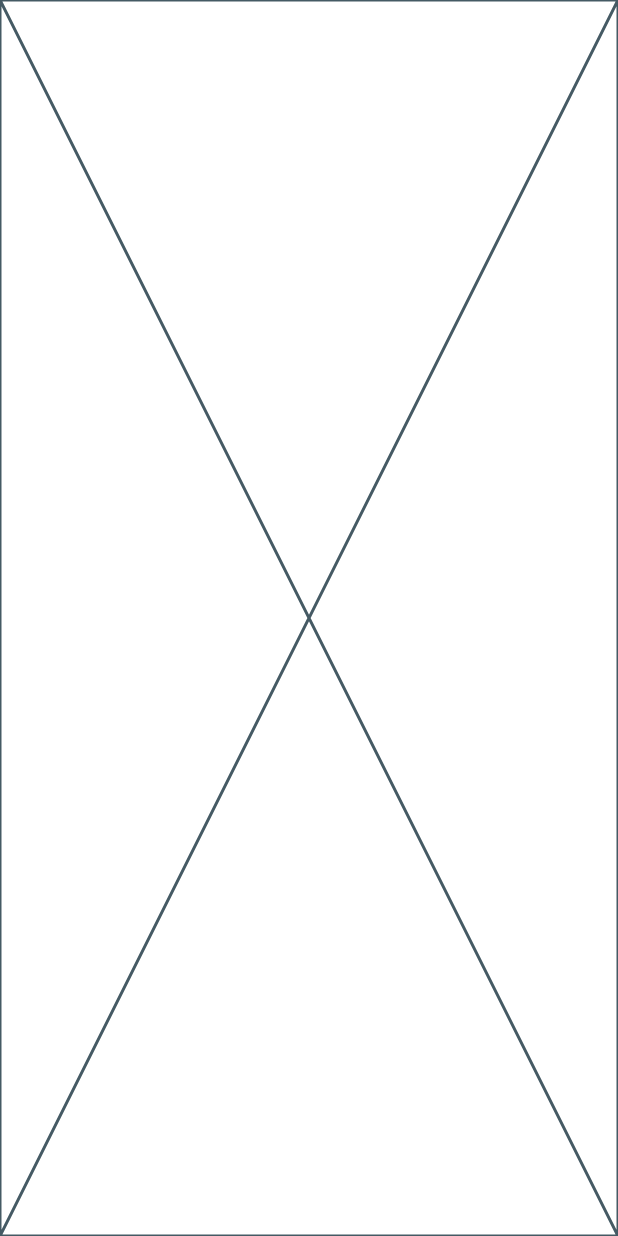
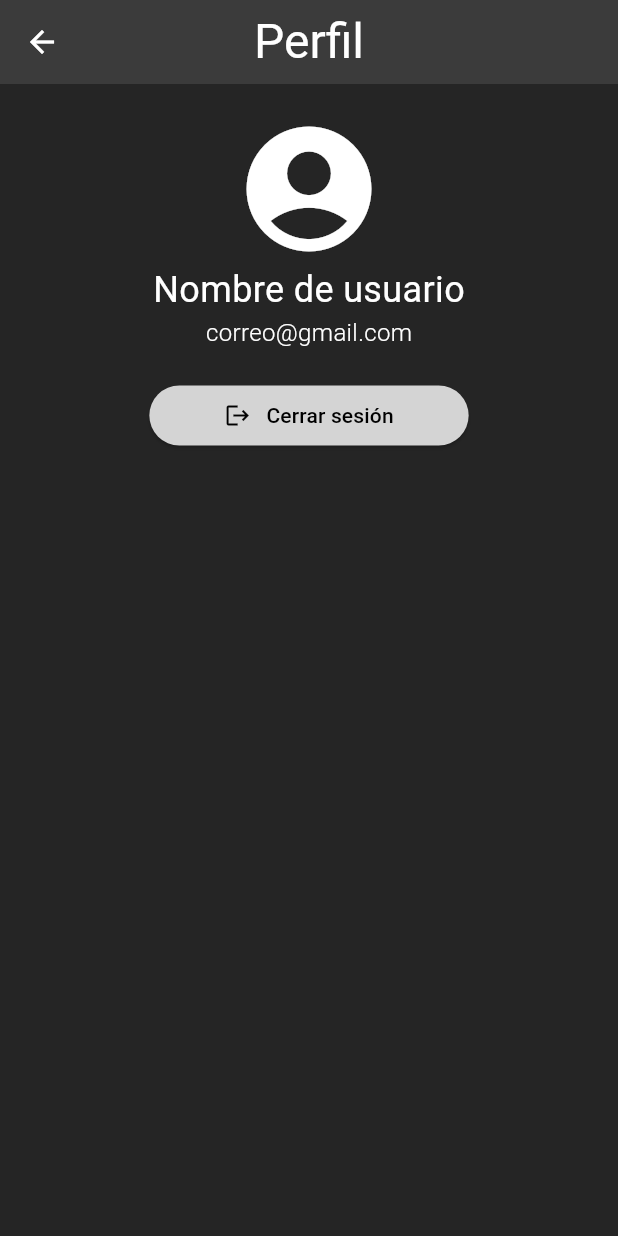
Before and after one commit to DeanHdz/Notepad, a Flutter app: the screen it shows after launch, after a tap on the "person" icon, on a phone screen of 412 x 824 dp. Run offline on Flutter 3.47's test engine with Material 3 defaults, Android fonts, the phone set to English and light mode, and no system bars.

Commit message:
Organización de archivos e implementación de vista profile

```diff
--- a/lib/profile.dart
+++ /dev/null
@@ -1,15 +0,0 @@
-import 'package:flutter/material.dart';
-
-class Profile extends StatefulWidget {
-  const Profile({super.key});
-
-  @override
-  State<Profile> createState() => _ProfileState();
-}
-
-class _ProfileState extends State<Profile> {
-  @override
-  Widget build(BuildContext context) {
-    return const Placeholder();
-  }
-}
--- /dev/null
+++ b/lib/screens/profile.dart
@@ -0,0 +1,84 @@
+import 'package:flutter/material.dart';
+
+class Profile extends StatefulWidget {
+  const Profile({super.key});
+
+  @override
+  State<Profile> createState() => _ProfileState();
+}
+
+class _ProfileState extends State<Profile> {
+  @override
+  Widget build(BuildContext context) {
+    return Scaffold(
+      appBar: AppBar(
+        backgroundColor: const Color(0xFF3B3B3B),
+        iconTheme: const IconThemeData(color: Colors.white),
+        centerTitle: true,
+        title: const Text('Perfil',
+            style: TextStyle(color: Colors.white, fontSize: 32)),
+      ),
+      backgroundColor: const Color(0xFF252525),
+      body: Padding(
+        padding: const EdgeInsets.symmetric(vertical: 20, horizontal: 16),
+        child: Center(
+          child: Column(
+            mainAxisAlignment: MainAxisAlignment.start,
+            children: <Widget>[
+              const Icon(Icons.account_circle, color: Colors.white, size: 100),
+              const Text(
+                'Nombre de usuario',
+                style: TextStyle(
+                    fontSize: 24,
+                    fontWeight: FontWeight.w400,
+                    color: Colors.white),
+              ),
+              const Text(
+                'correo@gmail.com',
+                style: TextStyle(
+                    fontSize: 16,
+                    fontWeight: FontWeight.w300,
+                    color: Colors.white),
+              ),
+              const SizedBox(height: 20),
+              /*ElevatedButton(
+                onPressed: () {},
+                style: ElevatedButton.styleFrom(
+                  backgroundColor: const Color(0xFFFFC000),
+                  padding:
+                      const EdgeInsets.symmetric(horizontal: 50, vertical: 10),
+                ),
+                child: const Row(
+                  mainAxisSize: MainAxisSize.min,
+                  children: [
+                    const Icon(Icons.edit, color: Colors.black),
+                    const SizedBox(width: 10),
+                    const Text('Editar perfil',
+                        style: TextStyle(color: Colors.black)),
+                  ],
+                ),
+              ),*/
+              ElevatedButton(
+                onPressed: () {},
+                style: ElevatedButton.styleFrom(
+                  backgroundColor: const Color.fromARGB(255, 212, 212, 212),
+                  padding:
+                      const EdgeInsets.symmetric(horizontal: 50, vertical: 10),
+                ),
+                child: const Row(
+                  mainAxisSize: MainAxisSize.min,
+                  children: [
+                    const Icon(Icons.logout, color: Colors.black),
+                    const SizedBox(width: 10),
+                    const Text('Cerrar sesión',
+                        style: TextStyle(color: Colors.black)),
+                  ],
+                ),
+              ),
+            ],
+          ),
+        ),
+      ),
+    );
+  }
+}
--- a/lib/register.dart
+++ b/lib/screens/register.dart
@@ -1,5 +1,5 @@
 import 'package:flutter/material.dart';
-import 'package:notepad/login.dart';
+import 'package:notepad/screens/login.dart';
 
 class Register extends StatefulWidget {
   const Register({super.key});
```
Also changed, not shown: lib/components/main_list_item.dart (added, +29 -0 lines), lib/components/task_list_item.dart (added, +15 -0 lines), lib/main.dart (+6 -6 lines), lib/screens/home.dart (renamed from lib/home.dart, +5 -27 lines), lib/screens/checklist.dart (renamed from lib/checklist.dart), lib/screens/login.dart (renamed from lib/login.dart), lib/screens/note.dart (renamed from lib/note.dart).
